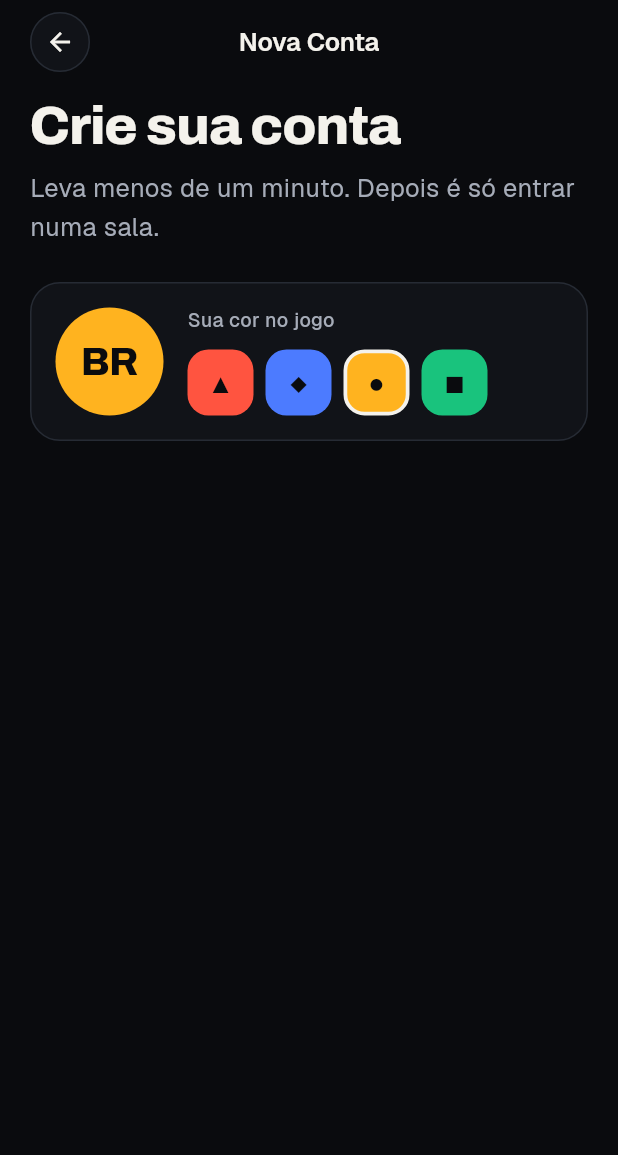
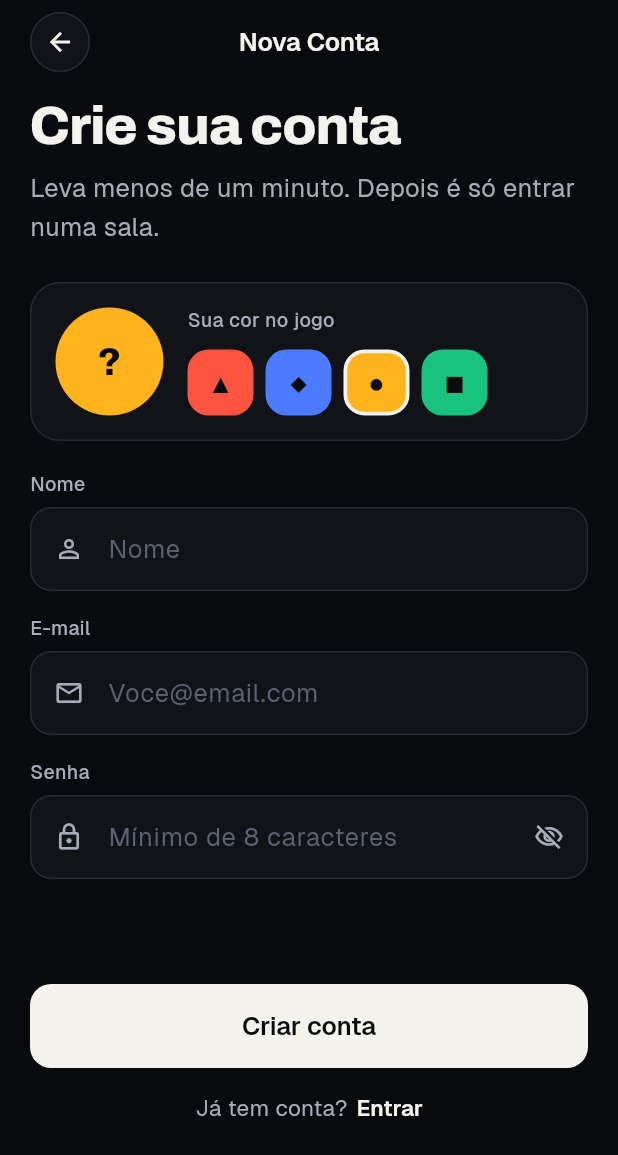
Before and after one commit to Lhferraaz/Quizzada, a Flutter app: the SingUpScreen screen opened directly, on a phone screen of 412 x 824 dp. Shown: the top 1155 px of the screen. Run offline on Flutter 3.47's test engine with Material 3 defaults, Android fonts, the phone set to English and light mode, and no system bars; our stand-ins replace flutter_riverpod, google_fonts.

Commit message:
Tela de cadastro finalizada com text fields e validatores funcionando

```diff
--- a/lib/ui/auth/screens/cadastro_screen.dart
+++ b/lib/ui/auth/screens/cadastro_screen.dart
@@ -1,9 +1,14 @@
 import 'package:flutter/material.dart';
+import 'package:quizzada/ui/auth/widgets/auth_footer.dart';
 import 'package:quizzada/ui/auth/widgets/avatar_picker_card.dart';
+import 'package:quizzada/ui/core/shared/widgets/qz_button.dart';
+import 'package:quizzada/ui/core/shared/widgets/qz_text_field.dart';
 import 'package:quizzada/ui/core/shared/widgets/qz_top_bar.dart';
 import 'package:quizzada/ui/core/themes/qz_colors.dart';
 import 'package:quizzada/ui/core/themes/qz_space.dart';
 import 'package:quizzada/ui/core/themes/qz_text.dart';
+import 'package:quizzada/utils/formatter.dart';
+import 'package:quizzada/utils/validators.dart';
 
 class SingUpScreen extends StatefulWidget {
   const SingUpScreen({super.key});
@@ -14,6 +19,25 @@ class SingUpScreen extends StatefulWidget {
 
 class _SingUpScreenState extends State<SingUpScreen> {
   Color _color = QzColors.gameC;
+  final _formKey = GlobalKey<FormState>();
+  final _nomeController = TextEditingController();
+  final _emailController = TextEditingController();
+  final _passwordController = TextEditingController();
+
+  void submit() {
+    if (!_formKey.currentState!.validate()) return;
+
+    final email = _emailController.text.trim();
+    final nome = _nomeController.text.trim();
+
+    ScaffoldMessenger.of(context).showSnackBar(
+      SnackBar(
+        content: Text(
+          'Tudo certo, $nome e $email! O login real será implementado depois',
+        ),
+      ),
+    );
+  }
 
   @override
   Widget build(BuildContext context) {
@@ -25,13 +49,16 @@ class _SingUpScreenState extends State<SingUpScreen> {
               title: 'Nova Conta',
               onLeadingPressed: () => Navigator.of(context).maybePop(),
             ),
-            SingleChildScrollView(
+            Expanded(
+              child: SingleChildScrollView(
                 padding: const EdgeInsets.fromLTRB(
                   QzSpace.s20,
                   QzSpace.s8,
                   QzSpace.s20,
                   QzSpace.s16,
                 ),
+                child: Form(
+                  key: _formKey,
                   child: Column(
                     crossAxisAlignment: CrossAxisAlignment.stretch,
                     children: [
@@ -39,15 +66,58 @@ class _SingUpScreenState extends State<SingUpScreen> {
                       const SizedBox(height: QzSpace.s8),
                       Text(
                         'Leva menos de um minuto. Depois é só entrar numa sala.',
-                    style: QzText.bodyL.copyWith(color: QzColors.textSecondary),
+                        style: QzText.bodyL.copyWith(
+                          color: QzColors.textSecondary,
+                        ),
                       ),
                       const SizedBox(height: QzSpace.s24),
                       AvatarPickerCard(
-                    initials: 'BR',
+                        initials: Formatters.initials(_nomeController.text),
                         color: _color,
                         onColorChanged: (color) => setState(() => _color = color),
                       ),
+                      const SizedBox(height: QzSpace.s20),
+                      QzTextField(
+                        label: 'Nome',
+                        hint: 'Nome',
+                        leadingIcon: Icons.person_outline,
+                        controller: _nomeController,
+                        validator: (value) =>
+                            Validators.notEmpty(value, 'Informe seu nome'),
+                        autovalidateMode: AutovalidateMode.onUserInteraction,
+                        onChanged: (_) => setState(() {}),
+                      ),
+                      const SizedBox(height: QzSpace.s16),
+                      QzTextField(
+                        label: 'E-mail',
+                        hint: 'Voce@email.com',
+                        leadingIcon: Icons.email_outlined,
+                        keyboardType: TextInputType.emailAddress,
+                        controller: _emailController,
+                        validator: Validators.email,
+                        autovalidateMode: AutovalidateMode.onUserInteraction,
+                      ),
+                      const SizedBox(height: QzSpace.s16),
+                      QzTextField(
+                        label: 'Senha',
+                        hint: 'Mínimo de 8 caracteres',
+                        controller: _passwordController,
+                        leadingIcon: Icons.lock_outlined,
+                        validator: (value) => Validators.newPassword(value),
+                        autovalidateMode: AutovalidateMode.onUserInteraction,
+                        obscureText: true,
+                      ),
+                      const SizedBox(height: 70),
+                      QzButton(label: 'Criar conta', onPressed: submit),
+                      const SizedBox(height: QzSpace.s16),
+                      AuthFooter(
+                        question: 'Já tem conta?',
+                        actionLabel: 'Entrar',
+                        onPressed: () {},
+                      ),
                     ],
+                  ),
+                ),
               ),
             ),
           ],
--- a/lib/ui/auth/screens/login_screen.dart
+++ b/lib/ui/auth/screens/login_screen.dart
@@ -1,4 +1,5 @@
 import 'package:flutter/material.dart';
+import 'package:quizzada/ui/auth/screens/cadastro_screen.dart';
 import 'package:quizzada/ui/auth/widgets/auth_footer.dart';
 import 'package:quizzada/ui/auth/widgets/brand_logo.dart';
 import 'package:quizzada/ui/auth/widgets/google_button.dart';
@@ -100,7 +101,9 @@ class _LoginScreenState extends State<LoginScreen> {
                 AuthFooter(
                   question: 'Não tem conta?',
                   actionLabel: 'Criar conta',
-                  onPressed: () {},
+                  onPressed: () => Navigator.of(context).push(
+                    MaterialPageRoute(builder: (_) => const SingUpScreen()),
+                  ),
                 ),
               ],
             ),
--- /dev/null
+++ b/lib/utils/formatter.dart
@@ -0,0 +1,11 @@
+abstract final class Formatters {
+  static String initials(String name) {
+    final words = name.trim().split(RegExp(r'\s+')).where((word) => word.isNotEmpty).toList();
+
+    if (words.isEmpty) return '?';
+
+    if (words.length == 1) return words.first[0].toUpperCase();
+
+    return '${words.first[0]} ${words.last[0]}'.toUpperCase();
+  }
+}
```
Lines whose indentation alone changed are shown as unchanged.
